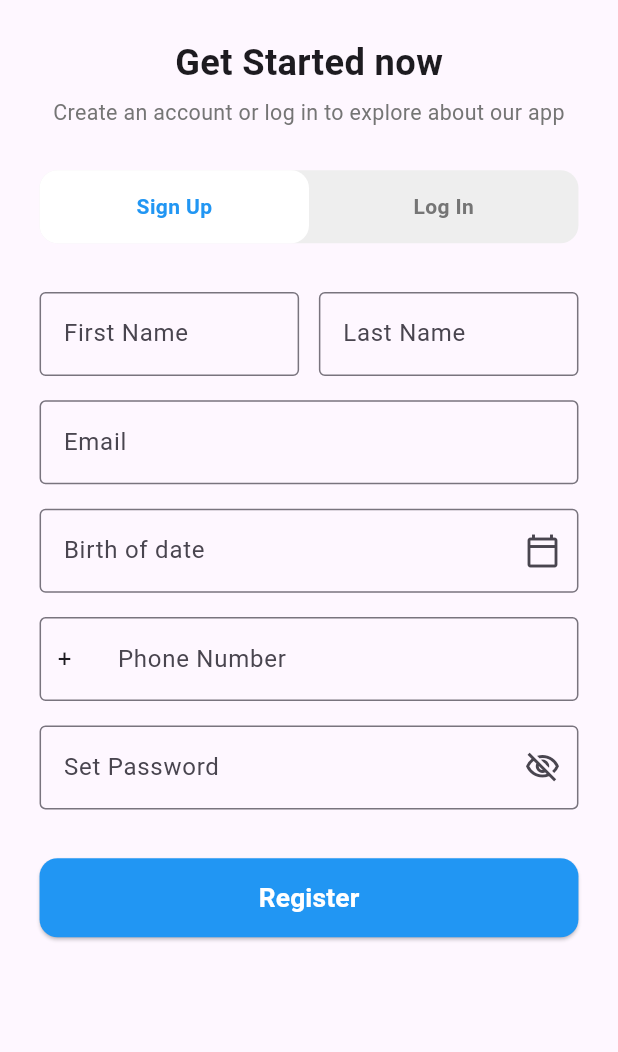
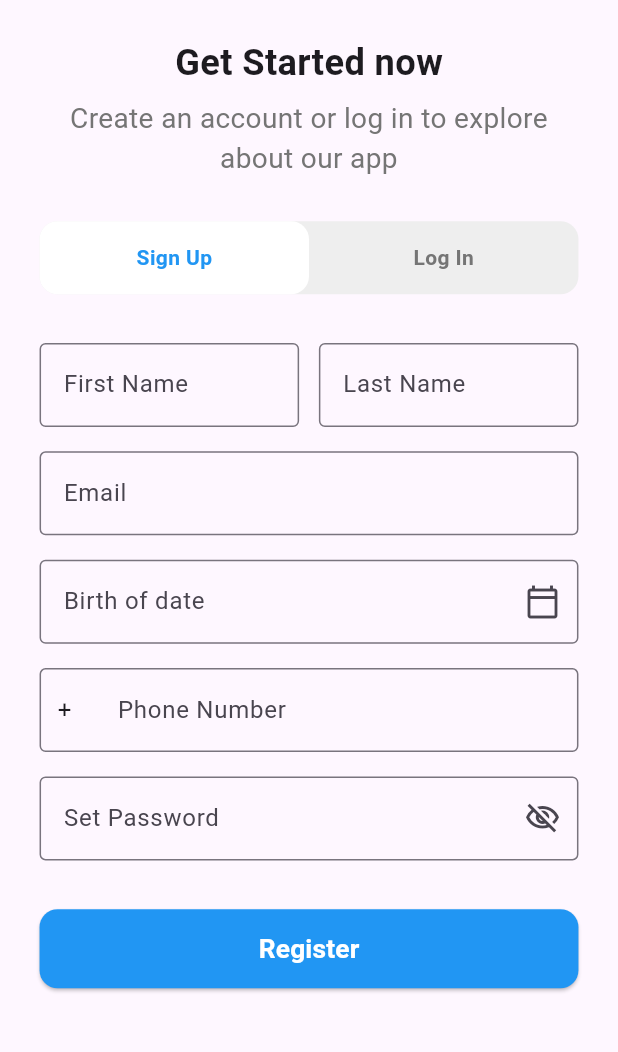
Before and after one commit to mohammed-shaneaf/flutter-daily-challenges, a Flutter app: the screen it shows after launch, on a phone screen of 412 x 824 dp, the part 172-1224 px from its top. Run offline on Flutter 3.47's test engine with Material 3 defaults, Android fonts, the phone set to English and light mode, and no system bars; our stand-ins replace flutter_rating, flutter_screenutil, smooth_page_indicator.

Commit message:
feat(ui) : screen Four :
- add title widget
- add first name and last name textfield

```diff
--- a/lib/days/day_004_register_screen/screen_four.dart
+++ b/lib/days/day_004_register_screen/screen_four.dart
@@ -1,5 +1,7 @@
 import 'package:flutter/material.dart';
+import 'package:flutter_challenges/days/day_004_register_screen/widgets/first_name_and_last_name_text_field.dart';
 import 'package:flutter_challenges/days/day_004_register_screen/widgets/logo_widget.dart';
+import 'package:flutter_challenges/days/day_004_register_screen/widgets/title_widget.dart';
 import 'package:flutter_screenutil/flutter_screenutil.dart';
 
 class ScreenFour extends StatefulWidget {
@@ -47,94 +49,12 @@ class _ScreenFourState extends State<ScreenFour> {
                 // Logo
                 LogoWidget(),
                 SizedBox(height: 24.h),
+                TitleWidget(),
 
-                Text(
-                  'Get Started now',
-                  style: TextStyle(fontSize: 22.sp, fontWeight: FontWeight.bold),
-                ),
-                SizedBox(height: 6.h),
-                Text(
-                  'Create an account or log in to explore about our app',
-                  style: TextStyle(fontSize: 13.sp, color: Colors.grey[600]),
-                  textAlign: TextAlign.center,
-                ),
-                SizedBox(height: 28.h),
-
-                Container(
-                  height: 48.h,
-                  decoration: BoxDecoration(
-                    color: Colors.grey.shade200,
-                    borderRadius: BorderRadius.circular(12),
-                  ),
-                  child: Row(
-                    children: [
-                      Expanded(
-                        child: GestureDetector(
-                          onTap: () => setState(() => isLogin = false),
-                          child: Container(
-                            alignment: Alignment.center,
-                            decoration: BoxDecoration(
-                              color: !isLogin ? Colors.white : Colors.transparent,
-                              borderRadius: BorderRadius.circular(12),
-                            ),
-                            child: Text(
-                              'Sign Up',
-                              style: TextStyle(
-                                fontWeight: FontWeight.w600,
-                                color: !isLogin ? Colors.blue : Colors.grey[600],
-                              ),
-                            ),
-                          ),
-                        ),
-                      ),
-                      Expanded(
-                        child: GestureDetector(
-                          onTap: () => setState(() => isLogin = true),
-                          child: Container(
-                            alignment: Alignment.center,
-                            decoration: BoxDecoration(
-                              color: isLogin ? Colors.white : Colors.transparent,
-                              borderRadius: BorderRadius.circular(12),
-                            ),
-                            child: Text(
-                              'Log In',
-                              style: TextStyle(
-                                fontWeight: FontWeight.w600,
-                                color: isLogin ? Colors.blue : Colors.grey[600],
-                              ),
-                            ),
-                          ),
-                        ),
-                      ),
-                    ],
-                  ),
-                ),
-                SizedBox(height: 32.h),
+                buildLoginToggle(),
 
                 // First & Last Name
-                Row(
-                  children: [
-                    Expanded(
-                      child: TextFormField(
-                        controller: _firstName,
-                        decoration: const InputDecoration(
-                          labelText: 'First Name',
-                          border: OutlineInputBorder(),
-                        ),
-                      ),
-                    ),
-                    SizedBox(width: 12.w),
-                    Expanded(
-                      child: TextFormField(
-                        controller: _lastName,
-                        decoration: const InputDecoration(
-                          labelText: 'Last Name',
-                          border: OutlineInputBorder(),
-                        ),
-                      ),
-                    ),
-                  ],
-                ),
+                FirstAndLastNameTextField(firstName: _firstName, lastName: _lastName),
                 SizedBox(height: 16.h),
 
                 // Email
@@ -236,4 +156,61 @@ class _ScreenFourState extends State<ScreenFour> {
       ),
     );
   }
+
+  Widget buildLoginToggle() {
+    return Column(
+      children: [
+        Container(
+          height: 48.h,
+          decoration: BoxDecoration(
+            color: Colors.grey.shade200,
+            borderRadius: BorderRadius.circular(12),
+          ),
+          child: Row(
+            children: [
+              Expanded(
+                child: GestureDetector(
+                  onTap: () => setState(() => isLogin = false),
+                  child: Container(
+                    alignment: Alignment.center,
+                    decoration: BoxDecoration(
+                      color: !isLogin ? Colors.white : Colors.transparent,
+                      borderRadius: BorderRadius.circular(12),
+                    ),
+                    child: Text(
+                      'Sign Up',
+                      style: TextStyle(
+                        fontWeight: FontWeight.w600,
+                        color: !isLogin ? Colors.blue : Colors.grey[600],
+                      ),
+                    ),
+                  ),
+                ),
+              ),
+              Expanded(
+                child: GestureDetector(
+                  onTap: () => setState(() => isLogin = true),
+                  child: Container(
+                    alignment: Alignment.center,
+                    decoration: BoxDecoration(
+                      color: isLogin ? Colors.white : Colors.transparent,
+                      borderRadius: BorderRadius.circular(12),
+                    ),
+                    child: Text(
+                      'Log In',
+                      style: TextStyle(
+                        fontWeight: FontWeight.w600,
+                        color: isLogin ? Colors.blue : Colors.grey[600],
+                      ),
+                    ),
+                  ),
+                ),
+              ),
+            ],
+          ),
+        ),
+        SizedBox(height: 32.h),
+      ],
+    );
+  }
 }
--- /dev/null
+++ b/lib/days/day_004_register_screen/widgets/first_name_and_last_name_text_field.dart
@@ -0,0 +1,41 @@
+import 'package:flutter/material.dart';
+import 'package:flutter_screenutil/flutter_screenutil.dart';
+
+class FirstAndLastNameTextField extends StatelessWidget {
+  const FirstAndLastNameTextField({
+    super.key,
+    required TextEditingController firstName,
+    required TextEditingController lastName,
+  }) : _firstName = firstName,
+       _lastName = lastName;
+
+  final TextEditingController _firstName;
+  final TextEditingController _lastName;
+
+  @override
+  Widget build(BuildContext context) {
+    return Row(
+      children: [
+        Expanded(
+          child: TextFormField(
+            controller: _firstName,
+            decoration: const InputDecoration(
+              labelText: 'First Name',
+              border: OutlineInputBorder(),
+            ),
+          ),
+        ),
+        SizedBox(width: 12.w),
+        Expanded(
+          child: TextFormField(
+            controller: _lastName,
+            decoration: const InputDecoration(
+              labelText: 'Last Name',
+              border: OutlineInputBorder(),
+            ),
+          ),
+        ),
+      ],
+    );
+  }
+}
--- /dev/null
+++ b/lib/days/day_004_register_screen/widgets/title_widget.dart
@@ -0,0 +1,25 @@
+import 'package:flutter/material.dart';
+import 'package:flutter_screenutil/flutter_screenutil.dart';
+
+class TitleWidget extends StatelessWidget {
+  const TitleWidget({super.key});
+
+  @override
+  Widget build(BuildContext context) {
+    return Column(
+      children: [
+        Text(
+          'Get Started now',
+          style: TextStyle(fontSize: 22.sp, fontWeight: FontWeight.bold),
+        ),
+        SizedBox(height: 6.h),
+        Text(
+          'Create an account or log in to explore about our app',
+          style: TextStyle(fontSize: 17.sp, color: Colors.grey[600]),
+          textAlign: TextAlign.center,
+        ),
+        SizedBox(height: 28.h),
+      ],
+    );
+  }
+}
```
